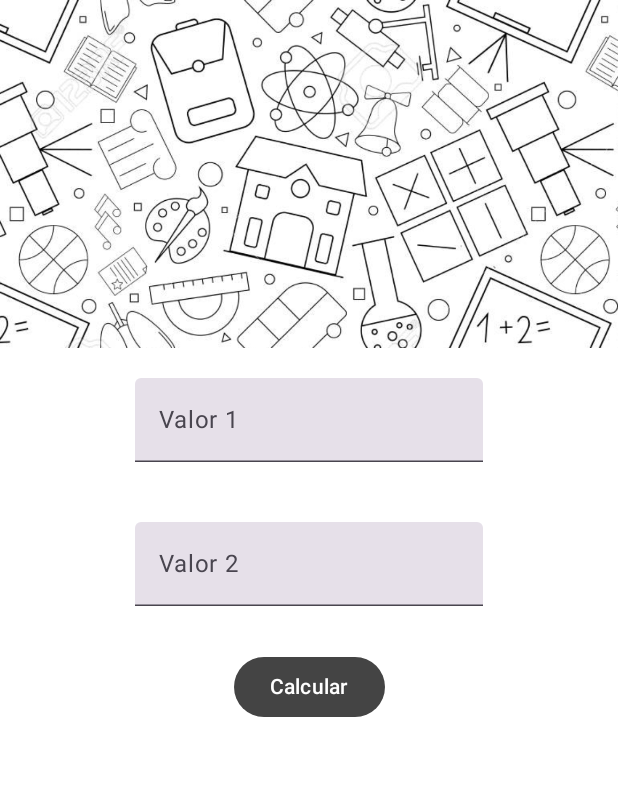
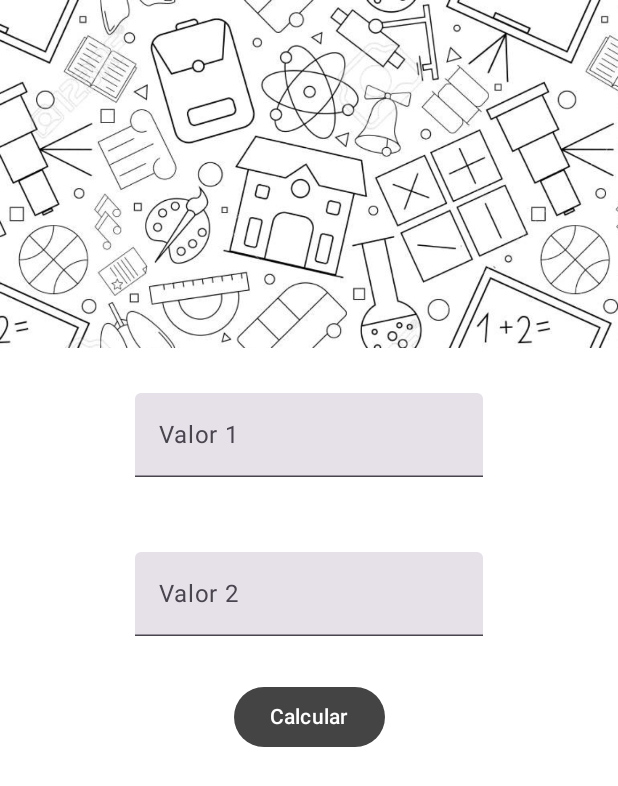
Before and after one commit to danyroh1/Android-Projects, an Android app built with Jetpack Compose: the @Preview function GreetingPreview, on a phone screen of 412 x 824 dp. Shown: the top 786 px of the screen. Run offline under Robolectric (Android 15) with nearby library versions, the phone set to English and light mode, and no system bars.

Commit message:
Practica 2

```diff
--- a/app/src/main/java/com/example/ejemplo1/MainActivity.kt
+++ b/app/src/main/java/com/example/ejemplo1/MainActivity.kt
@@ -90,7 +90,7 @@ fun TFValor1() {
         label = { Text(text = "Valor 1") },
         keyboardOptions = KeyboardOptions(keyboardType = KeyboardType.Number),
         modifier = Modifier
-            .padding(horizontal = 90.dp, vertical = 20.dp)
+            .padding(horizontal = 90.dp, vertical = 30.dp)
             .fillMaxWidth(1f),
         onValueChange = { it ->
             text = it
```
